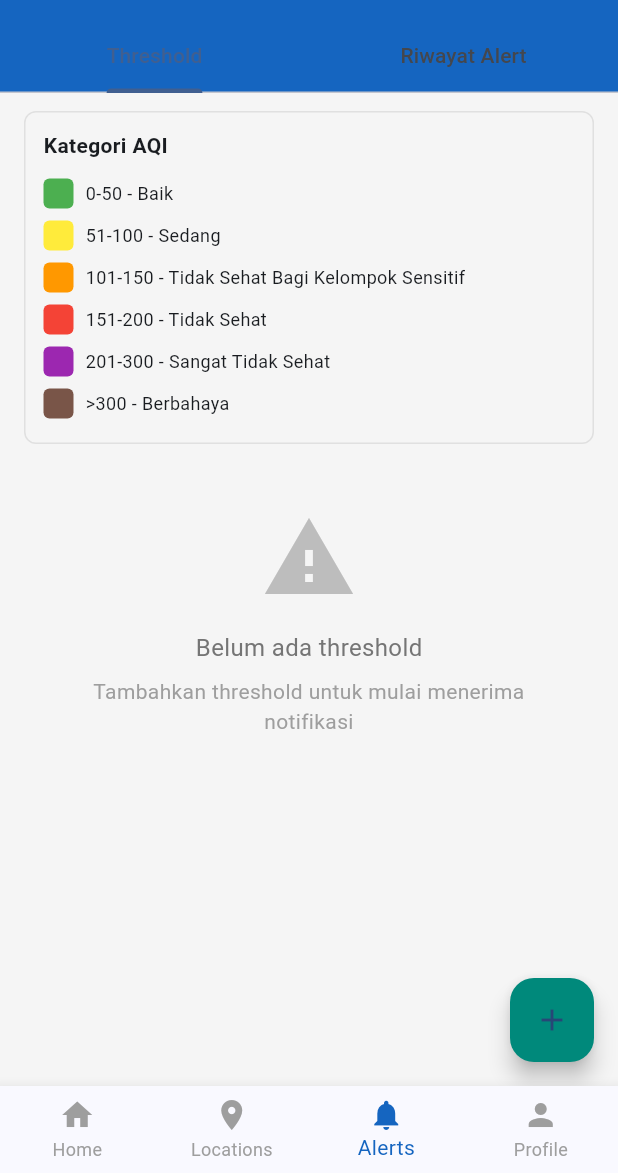
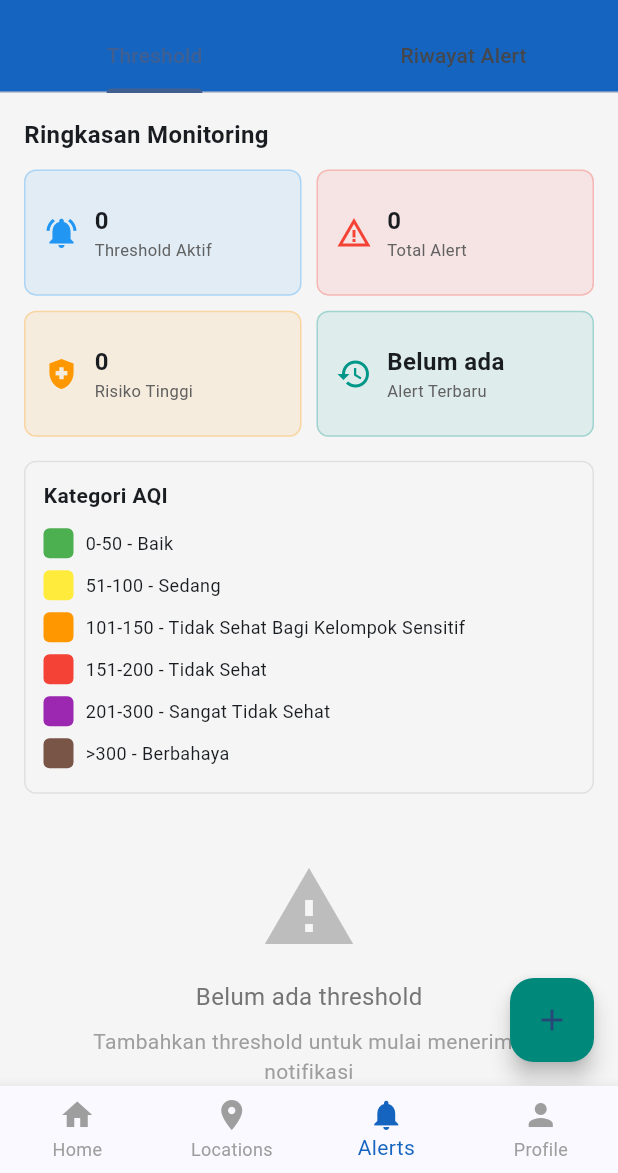
Before and after one commit to RinaliDaffa/NapasAman, a Flutter app: the screen it shows once a user with an empty profile is signed in, item 3 of the bottom bar chosen, on a phone screen of 412 x 824 dp, the part 63-1236 px from its top. Run offline on Flutter 3.47's test engine with Material 3 defaults, Android fonts, the phone set to English and light mode, and no system bars; our stand-ins replace cloud_firestore, firebase_auth, firebase_core, firebase_crashlytics, firebase_messaging, flutter_local_notifications and 2 more; missing offline and left inert: geolocator_android; accounts and stored records are empty; network calls fail.

Commit message:
add alerts monitoring summary

```diff
--- a/lib/features/alerts/presentation/screens/alerts_screen.dart
+++ b/lib/features/alerts/presentation/screens/alerts_screen.dart
@@ -131,6 +131,7 @@ class _AlertsScreenState extends State<AlertsScreen>
     return SingleChildScrollView(
       child: Column(
         children: [
+          _buildAlertSummary(alertProvider),
           const AqiLegend(),
           if (alertProvider.thresholds.isEmpty)
             Padding(
@@ -207,6 +208,7 @@ class _AlertsScreenState extends State<AlertsScreen>
     return SingleChildScrollView(
       child: Column(
         children: [
+          _buildAlertSummary(alertProvider),
           Padding(
             padding: const EdgeInsets.all(16),
             child: Row(
@@ -242,6 +244,110 @@ class _AlertsScreenState extends State<AlertsScreen>
             },
           ),
           const SizedBox(height: 24),
+        ],
+      ),
+    );
+  }
+
+  Widget _buildAlertSummary(AlertProvider alertProvider) {
+    final totalThresholds = alertProvider.thresholds.length;
+    final totalAlerts = alertProvider.alertHistory.length;
+    final highRiskThresholds = alertProvider.thresholds
+        .where((threshold) => threshold.aqi >= 151)
+        .length;
+    final latestAlert = alertProvider.alertHistory.isEmpty
+        ? 'Belum ada'
+        : alertProvider.alertHistory.first.city;
+
+    return Padding(
+      padding: const EdgeInsets.fromLTRB(16, 16, 16, 4),
+      child: Column(
+        crossAxisAlignment: CrossAxisAlignment.start,
+        children: [
+          const Text(
+            'Ringkasan Monitoring',
+            style: TextStyle(fontSize: 16, fontWeight: FontWeight.bold),
+          ),
+          const SizedBox(height: 12),
+          GridView.count(
+            crossAxisCount: 2,
+            shrinkWrap: true,
+            physics: const NeverScrollableScrollPhysics(),
+            childAspectRatio: 2.2,
+            crossAxisSpacing: 10,
+            mainAxisSpacing: 10,
+            children: [
+              _buildSummaryTile(
+                icon: Icons.notifications_active,
+                label: 'Threshold Aktif',
+                value: totalThresholds.toString(),
+                color: Colors.blue,
+              ),
+              _buildSummaryTile(
+                icon: Icons.warning_amber,
+                label: 'Total Alert',
+                value: totalAlerts.toString(),
+                color: Colors.red,
+              ),
+              _buildSummaryTile(
+                icon: Icons.health_and_safety,
+                label: 'Risiko Tinggi',
+                value: highRiskThresholds.toString(),
+                color: Colors.orange,
+              ),
+              _buildSummaryTile(
+                icon: Icons.history,
+                label: 'Alert Terbaru',
+                value: latestAlert,
+                color: Colors.teal,
+              ),
+            ],
+          ),
+        ],
+      ),
+    );
+  }
+
+  Widget _buildSummaryTile({
+    required IconData icon,
+    required String label,
+    required String value,
+    required Color color,
+  }) {
+    return Container(
+      padding: const EdgeInsets.all(12),
+      decoration: BoxDecoration(
+        color: color.withAlpha(24),
+        borderRadius: BorderRadius.circular(8),
+        border: Border.all(color: color.withAlpha(70)),
+      ),
+      child: Row(
+        children: [
+          Icon(icon, color: color, size: 24),
+          const SizedBox(width: 10),
+          Expanded(
+            child: Column(
+              crossAxisAlignment: CrossAxisAlignment.start,
+              mainAxisAlignment: MainAxisAlignment.center,
+              children: [
+                Text(
+                  value,
+                  maxLines: 1,
+                  overflow: TextOverflow.ellipsis,
+                  style: const TextStyle(
+                    fontSize: 16,
+                    fontWeight: FontWeight.bold,
+                  ),
+                ),
+                Text(
+                  label,
+                  maxLines: 1,
+                  overflow: TextOverflow.ellipsis,
+                  style: TextStyle(fontSize: 11, color: Colors.grey[700]),
+                ),
+              ],
+            ),
+          ),
         ],
       ),
     );
```
